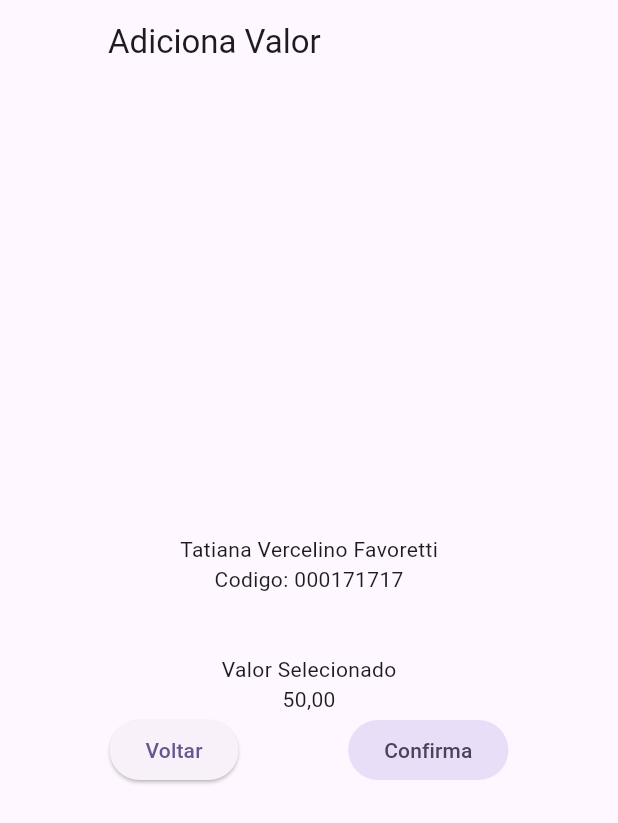
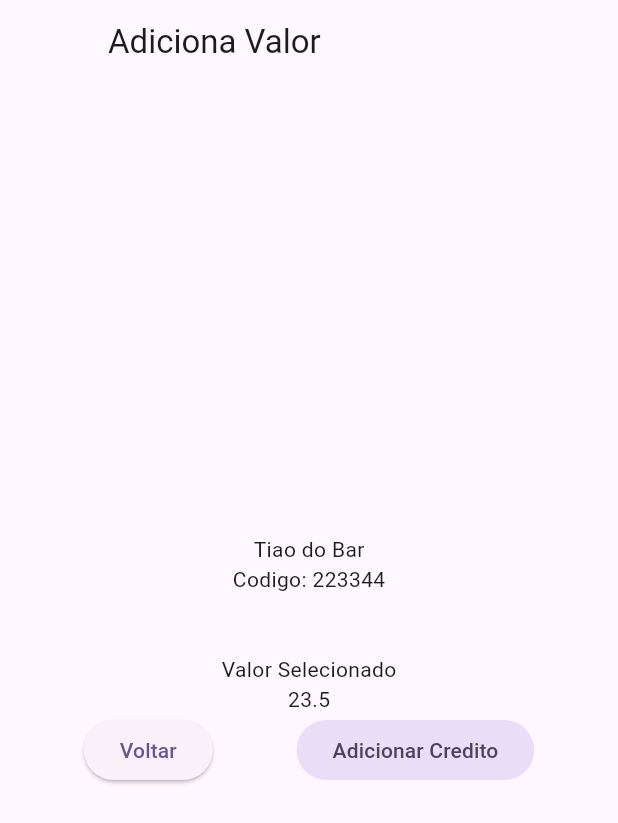
Before and after one commit to slackwarecps/flutter_bingo_app_vendedor, a Flutter app: the CreditoColocaValorScreen screen opened directly, on a phone screen of 412 x 824 dp. Shown: the top 823 px of the screen. Run offline on Flutter 3.47's test engine with Material 3 defaults, Android fonts, the phone set to English and light mode, and no system bars; our stand-ins replace logger; missing offline and left inert: dart:ffi, http_interceptor.

Commit message:
ajuste de post

```diff
--- a/lib/modelos/credito.dart
+++ b/lib/modelos/credito.dart
@@ -1,26 +1,31 @@
+import 'package:uuid/uuid.dart';
+
 class Credito {
   String jogadorId;
   String nome;
   double valor;
-  DateTime dataHora;
-  String idTransacao;
 
   Credito({
     required this.jogadorId,
     required this.nome,
     required this.valor,
-    required this.dataHora,
-    required this.idTransacao,
   });
+
+  Credito.empty()
+      : jogadorId = Uuid().v1(),
+        nome = "",
+        valor = 0.0;
 
   factory Credito.fromMap(Map<String, dynamic> map) {
     return Credito(
       jogadorId: map["jogadorId"],
       nome: map["nome"],
       valor: map["valor"],
-      dataHora: map["dataHora"],
-      idTransacao: map["idTransacao"],
     );
+  }
+
+  String toString() {
+    return "Credito(jogadorId: $jogadorId, nome: $nome, valor: $valor)";
   }
 
   Map<String, dynamic> toMap() {
@@ -28,8 +33,6 @@ class Credito {
       "jogadorId": jogadorId,
       "nome": nome,
       "valor": valor,
-      "dataHora": dataHora,
-      "idTransacao": idTransacao,
     };
   }
 }
--- a/lib/services/journal_service.dart
+++ b/lib/services/journal_service.dart
@@ -32,4 +32,5 @@ class JournalService {
   void get() async {
     http.Response response = await client.get(Uri.parse(getURL()));
   }
+
 }
--- a/lib/services/perfil_service.dart
+++ b/lib/services/perfil_service.dart
@@ -3,10 +3,9 @@ import 'package:http/http.dart' as http;
 import 'package:http_interceptor/http_interceptor.dart';
 
 class PerfilService {
-  static const String urlc = "https://open-bingo.wiremockapi.cloud/";
   static const String url = "http://localhost:3001/";
 
-  static const String resource = "learnhttp/";
+  static const String resource = "perfil/";
 
   http.Client client =
       InterceptedClient.build(interceptors: [LoggingInterceptor()]);
--- a/lib/telas/jornada_de_credito/credito_coloca_valor.dart
+++ b/lib/telas/jornada_de_credito/credito_coloca_valor.dart
@@ -1,4 +1,7 @@
+import 'dart:ffi';
+
 import 'package:bingo_app_vendedor/modelos/Credito.dart';
+import 'package:bingo_app_vendedor/services/credito_service.dart';
 import 'package:bingo_app_vendedor/telas/home_screen.dart';
 import 'package:bingo_app_vendedor/telas/jornada_de_credito/credito_conclusao.dart';
 import 'package:flutter/material.dart';
@@ -13,6 +16,10 @@ class CreditoColocaValorScreen extends StatefulWidget {
 
 class _CreditoColocaValorScreenState extends State<CreditoColocaValorScreen> {
   String titulo = 'IDENTIFICA COLOCA VALOR 2';
+  final String _codigo = "223344";
+  final String _nome = "Tiao do Bar";
+  final double _valor = 23.50;
+
   @override
   Widget build(BuildContext context) {
     return Scaffold(
@@ -24,12 +31,12 @@ class _CreditoColocaValorScreenState extends State<CreditoColocaValorScreen> {
           mainAxisAlignment: MainAxisAlignment.center,
           crossAxisAlignment: CrossAxisAlignment.center,
           children: [
-            Text('Tatiana Vercelino Favoretti'),
-            Text('Codigo: 000171717'),
+            Text(_nome),
+            Text('Codigo: $_codigo'),
             SizedBox(height: 20),
             SizedBox(height: 20),
             Text('Valor Selecionado'),
-            Text('50,00'),
+            Text(_valor.toString()),
             Row(
               mainAxisAlignment: MainAxisAlignment.spaceEvenly,
               children: [
@@ -41,22 +48,27 @@ class _CreditoColocaValorScreenState extends State<CreditoColocaValorScreen> {
                 FilledButton.tonal(
                     onPressed: () {
                       //ssssss
-
-                      Credito creditos = Credito(
-                          jogadorId: "000171717",
-                          nome: "Tatiana Sapao",
-                          valor: 50.00,
-                          dataHora: DateTime.now(),
-                          idTransacao: "qwe65qwe65qweq6w5eq6e");
-                      Navigator.pushNamed(context, "creditoConclusao",
-                          arguments: creditos);
+                      registraCredito(context);
 
                       //sss
                     },
-                    child: const Text('Confirma')),
+                    child: const Text('Adicionar Credito')),
               ],
             ),
           ],
         ));
   }
+
+  registraCredito(BuildContext context) async {
+    print('funcao de colocar credito chamada...');
+    CreditoService creditoService = CreditoService();
+
+    Credito credito =
+        Credito(jogadorId: '123', nome: 'Tiao do Bar', valor: 23.50);
+
+    creditoService.adicionaCredito(credito).then((value) {
+      Navigator.pushNamed(context, 'credito-conclusao');
+      print('Deu certo fechando tela');
+    });
+  }
 }
--- a/lib/telas/jornada_de_credito/credito_identifica_jogador.dart
+++ b/lib/telas/jornada_de_credito/credito_identifica_jogador.dart
@@ -1,6 +1,8 @@
+import 'package:bingo_app_vendedor/modelos/credito.dart';
 import 'package:bingo_app_vendedor/telas/home_screen.dart';
 import 'package:bingo_app_vendedor/telas/jornada_de_credito/credito_coloca_valor.dart';
 import 'package:flutter/material.dart';
+import 'package:uuid/uuid.dart';
 
 class CreditoIdentificaClienteScreen extends StatefulWidget {
   const CreditoIdentificaClienteScreen({Key? key}) : super(key: key);
```
Also changed, not shown: lib/main.dart (+7 -3 lines), lib/services/credito_service.dart (+6 -8 lines), 1 other file.
